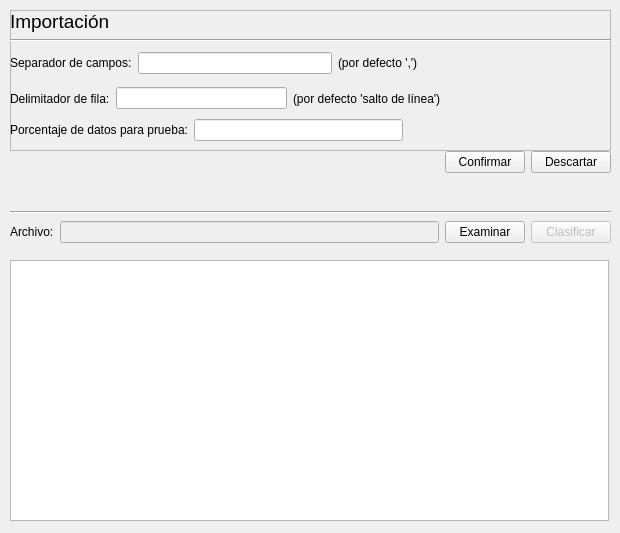
Old version of the form views/mainwindow.ui in the repository Volderpayoda/python-gui.
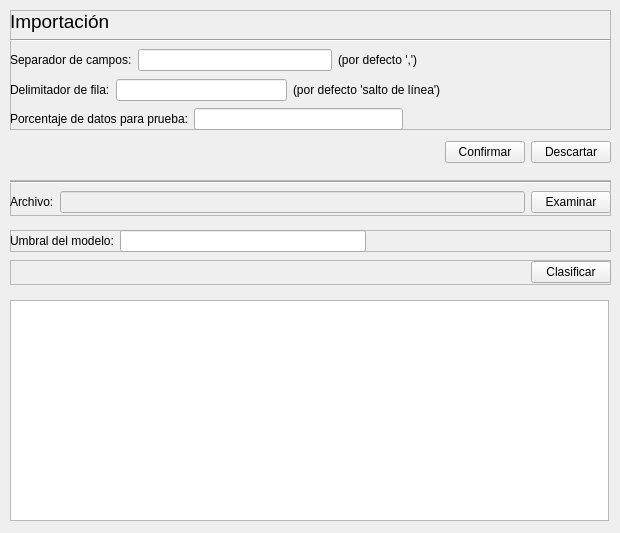
New version of the form.

```diff
--- a/views/mainwindow.ui
+++ b/views/mainwindow.ui
@@ -29,7 +29,7 @@
       <x>10</x>
       <y>10</y>
       <width>601</width>
-      <height>141</height>
+      <height>120</height>
      </rect>
     </property>
     <property name="frameShape">
@@ -44,7 +44,7 @@
        <x>0</x>
        <y>0</y>
        <width>601</width>
-       <height>131</height>
+       <height>120</height>
       </rect>
      </property>
      <layout class="QVBoxLayout" name="configuration">
@@ -173,17 +173,137 @@
     <property name="geometry">
      <rect>
       <x>10</x>
-      <y>260</y>
+      <y>300</y>
       <width>599</width>
-      <height>261</height>
+      <height>221</height>
      </rect>
     </property>
    </widget>
-   <widget class="QWidget" name="">
+   <widget class="QFrame" name="fileBrowserFrame">
     <property name="geometry">
      <rect>
       <x>10</x>
-      <y>150</y>
+      <y>180</y>
+      <width>601</width>
+      <height>36</height>
+     </rect>
+    </property>
+    <property name="frameShape">
+     <enum>QFrame::StyledPanel</enum>
+    </property>
+    <property name="frameShadow">
+     <enum>QFrame::Raised</enum>
+    </property>
+    <widget class="QWidget" name="layoutWidget">
+     <property name="geometry">
+      <rect>
+       <x>0</x>
+       <y>0</y>
+       <width>601</width>
+       <height>36</height>
+      </rect>
+     </property>
+     <layout class="QVBoxLayout" name="fileBrowserLayout">
+      <item>
+       <widget class="Line" name="line">
+        <property name="orientation">
+         <enum>Qt::Horizontal</enum>
+        </property>
+       </widget>
+      </item>
+      <item>
+       <layout class="QHBoxLayout" name="fileBrowserLayoutH">
+        <item>
+         <widget class="QLabel" name="label_2">
+          <property name="text">
+           <string>Archivo:</string>
+          </property>
+         </widget>
+        </item>
+        <item>
+         <widget class="QLineEdit" name="trainingLineEdit">
+          <property name="enabled">
+           <bool>false</bool>
+          </property>
+          <property name="acceptDrops">
+           <bool>false</bool>
+          </property>
+         </widget>
+        </item>
+        <item>
+         <widget class="QPushButton" name="browseButton">
+          <property name="sizePolicy">
+           <sizepolicy hsizetype="Fixed" vsizetype="Fixed">
+            <horstretch>0</horstretch>
+            <verstretch>0</verstretch>
+           </sizepolicy>
+          </property>
+          <property name="text">
+           <string>Examinar</string>
+          </property>
+         </widget>
+        </item>
+       </layout>
+      </item>
+     </layout>
+    </widget>
+   </widget>
+   <widget class="QFrame" name="thresholdFrame">
+    <property name="geometry">
+     <rect>
+      <x>10</x>
+      <y>230</y>
+      <width>601</width>
+      <height>22</height>
+     </rect>
+    </property>
+    <property name="frameShape">
+     <enum>QFrame::StyledPanel</enum>
+    </property>
+    <property name="frameShadow">
+     <enum>QFrame::Raised</enum>
+    </property>
+    <widget class="QWidget" name="">
+     <property name="geometry">
+      <rect>
+       <x>0</x>
+       <y>0</y>
+       <width>601</width>
+       <height>22</height>
+      </rect>
+     </property>
+     <layout class="QHBoxLayout" name="thresholdLayout">
+      <item>
+       <widget class="QLabel" name="thresholdLabel">
+        <property name="text">
+         <string>Umbral del modelo:</string>
+        </property>
+       </widget>
+      </item>
+      <item>
+       <widget class="QLineEdit" name="thresholdEdit"/>
+      </item>
+      <item>
+       <spacer name="horizontalSpacer_5">
+        <property name="orientation">
+         <enum>Qt::Horizontal</enum>
+        </property>
+        <property name="sizeHint" stdset="0">
+         <size>
+          <width>40</width>
+          <height>20</height>
+         </size>
+        </property>
+       </spacer>
+      </item>
+     </layout>
+    </widget>
+   </widget>
+   <widget class="QWidget" name="layoutWidget">
+    <property name="geometry">
+     <rect>
+      <x>10</x>
+      <y>140</y>
       <width>601</width>
       <height>25</height>
      </rect>
@@ -218,68 +338,56 @@
      </item>
     </layout>
    </widget>
-   <widget class="QWidget" name="">
+   <widget class="QFrame" name="classifyFrame">
     <property name="geometry">
      <rect>
       <x>10</x>
-      <y>210</y>
+      <y>260</y>
       <width>601</width>
-      <height>36</height>
+      <height>25</height>
      </rect>
     </property>
-    <layout class="QVBoxLayout" name="fileBrowserLayout">
-     <item>
-      <widget class="Line" name="line">
-       <property name="orientation">
-        <enum>Qt::Horizontal</enum>
-       </property>
-      </widget>
-     </item>
-     <item>
-      <layout class="QHBoxLayout" name="fileBrowserLayoutH">
-       <item>
-        <widget class="QLabel" name="label_2">
-         <property name="text">
-          <string>Archivo:</string>
-         </property>
-        </widget>
-       </item>
-       <item>
-        <widget class="QLineEdit" name="trainingLineEdit">
-         <property name="enabled">
-          <bool>false</bool>
-         </property>
-         <property name="acceptDrops">
-          <bool>false</bool>
-         </property>
-        </widget>
-       </item>
-       <item>
-        <widget class="QPushButton" name="browseButton">
-         <property name="sizePolicy">
-          <sizepolicy hsizetype="Fixed" vsizetype="Fixed">
-           <horstretch>0</horstretch>
-           <verstretch>0</verstretch>
-          </sizepolicy>
-         </property>
-         <property name="text">
-          <string>Examinar</string>
-         </property>
-        </widget>
-       </item>
-       <item>
-        <widget class="QPushButton" name="classifyButton">
-         <property name="enabled">
-          <bool>false</bool>
-         </property>
-         <property name="text">
-          <string>Clasificar</string>
-         </property>
-        </widget>
-       </item>
-      </layout>
-     </item>
-    </layout>
+    <property name="frameShape">
+     <enum>QFrame::StyledPanel</enum>
+    </property>
+    <property name="frameShadow">
+     <enum>QFrame::Raised</enum>
+    </property>
+    <widget class="QWidget" name="">
+     <property name="geometry">
+      <rect>
+       <x>0</x>
+       <y>0</y>
+       <width>601</width>
+       <height>25</height>
+      </rect>
+     </property>
+     <layout class="QHBoxLayout" name="horizontalLayout">
+      <item>
+       <spacer name="horizontalSpacer_6">
+        <property name="orientation">
+         <enum>Qt::Horizontal</enum>
+        </property>
+        <property name="sizeHint" stdset="0">
+         <size>
+          <width>40</width>
+          <height>20</height>
+         </size>
+        </property>
+       </spacer>
+      </item>
+      <item>
+       <widget class="QPushButton" name="classifyButton">
+        <property name="enabled">
+         <bool>true</bool>
+        </property>
+        <property name="text">
+         <string>Clasificar</string>
+        </property>
+       </widget>
+      </item>
+     </layout>
+    </widget>
    </widget>
    <zorder>configurationFrame</zorder>
    <zorder>debugTextBrowser</zorder>
```
Left out of the diff: 31 changed lines with no effect on the pictures.
